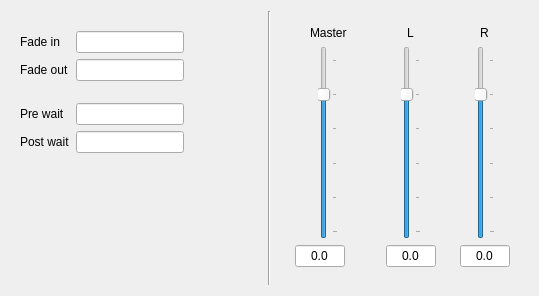
Above: src/designer/volume.ui from pade/qsound before the change. Below: the same form after it.
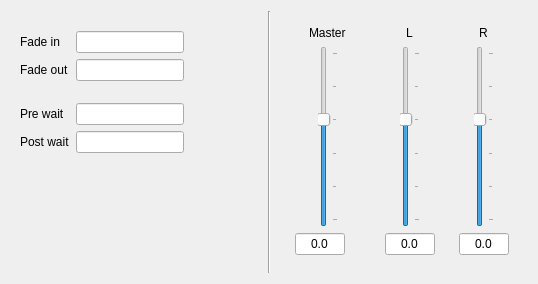
That is the form after the change.

Commit message: New volume widget

Diff of the .ui file:
```diff
--- a/src/designer/volume.ui
+++ b/src/designer/volume.ui
@@ -6,10 +6,16 @@
    <rect>
     <x>0</x>
     <y>0</y>
-    <width>539</width>
-    <height>296</height>
+    <width>538</width>
+    <height>284</height>
    </rect>
   </property>
+  <property name="minimumSize">
+   <size>
+    <width>0</width>
+    <height>284</height>
+   </size>
+  </property>
   <property name="windowTitle">
    <string>Form</string>
   </property>
@@ -205,10 +211,10 @@
             </size>
            </property>
            <property name="minimum">
-            <number>-400</number>
+            <number>-300</number>
            </property>
            <property name="maximum">
-            <number>120</number>
+            <number>200</number>
            </property>
            <property name="singleStep">
             <number>1</number>
@@ -277,10 +283,10 @@
          <item alignment="Qt::AlignHCenter">
           <widget class="QSlider" name="leftSlider">
            <property name="minimum">
-            <number>-400</number>
+            <number>-300</number>
            </property>
            <property name="maximum">
-            <number>120</number>
+            <number>200</number>
            </property>
            <property name="orientation">
             <enum>Qt::Vertical</enum>
@@ -346,10 +352,10 @@
          <item alignment="Qt::AlignHCenter">
           <widget class="QSlider" name="rightSlider">
            <property name="minimum">
-            <number>-400</number>
+            <number>-300</number>
            </property>
            <property name="maximum">
-            <number>120</number>
+            <number>200</number>
            </property>
            <property name="orientation">
             <enum>Qt::Vertical</enum>
```
Left out of the diff: 12 changed lines with no effect on the pictures. The commit also changes 4 other files.
